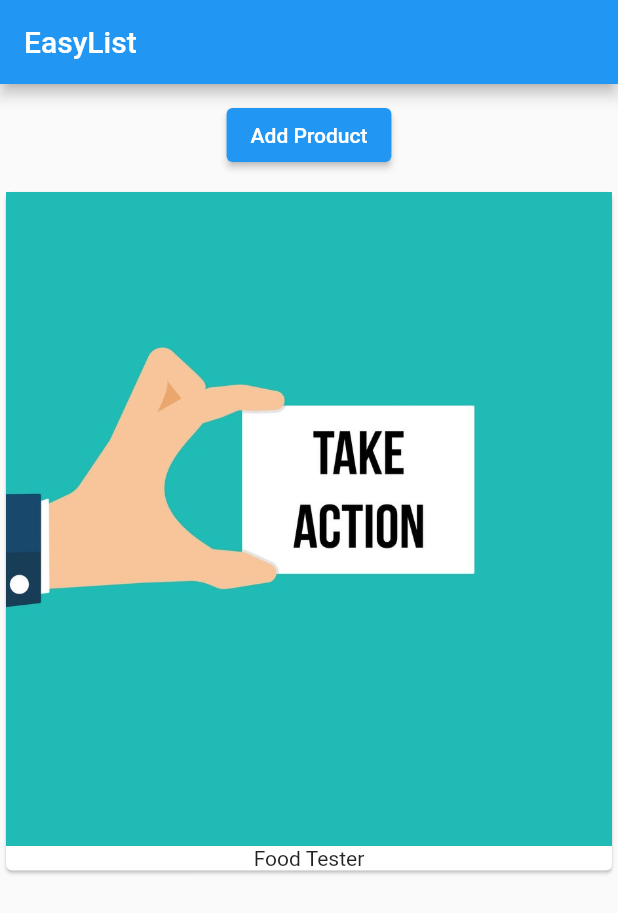
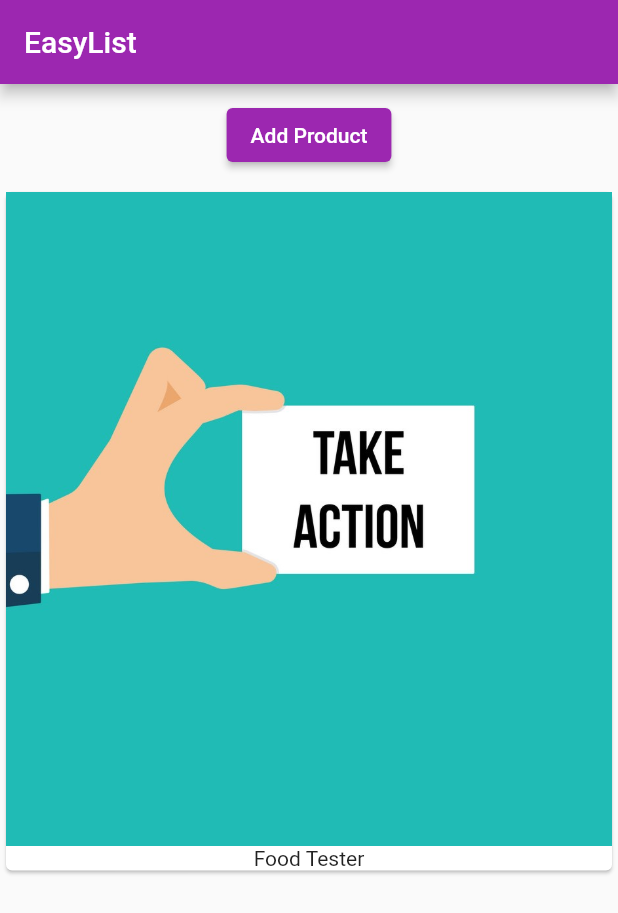
Before and after one commit to CleoCTech/_easylist-flutter-, a Flutter app: the screen it shows after launch, on a phone screen of 412 x 824 dp. Shown: the top 913 px of the screen. Run offline on Flutter 3.47's test engine with Material 2 defaults, Android fonts, the phone set to English and light mode, and no system bars.

Commit message:
refined code & structure

```diff
--- a/lib/main.dart
+++ b/lib/main.dart
@@ -5,14 +5,23 @@ void main() => runApp(MyApp());
 
 class MyApp extends StatelessWidget {
   const MyApp({Key? key}) : super(key: key);
+
+  final barColor = const Color(0xFF192A56);
+  final bgColor = const Color(0xFF2C3335);
+
   @override
   Widget build(BuildContext context) {
     return MaterialApp(
+      debugShowCheckedModeBanner: false,
+      theme: ThemeData(
+        brightness: Brightness.light,
+        primarySwatch: Colors.purple,
+      ),
       home: Scaffold(
           appBar: AppBar(
             title: const Text('EasyList'),
           ),
-          body: const ProductsManager()),
+          body: const ProductsManager(startingProduct: 'Food Tester',)),
     );
   }
 }
--- a/lib/products.dart
+++ b/lib/products.dart
@@ -3,7 +3,7 @@ import 'package:flutter/material.dart';
 class Products extends StatelessWidget {
 
   final List<String> products;
-  Products(this.products);
+  const Products({ Key? key, required this.products }) : super(key: key);
 
   @override
   Widget build(BuildContext context){
--- a/lib/products_manager.dart
+++ b/lib/products_manager.dart
@@ -2,14 +2,21 @@ import 'package:flutter/material.dart';
 import './products.dart';
 
 class ProductsManager extends StatefulWidget {
-  const ProductsManager({ Key? key }) : super(key: key);
+
+  final String startingProduct;
+  const ProductsManager({ Key? key, required this.startingProduct }) : super(key: key);
 
   @override
   _ProductsManagerState createState() => _ProductsManagerState();
 }
 
 class _ProductsManagerState extends State<ProductsManager> {
-  final List<String> _products = ['Food Tester'];
+  final List<String> _products = [];
+  @override
+  void initState() {
+    _products.add(widget.startingProduct);
+    super.initState();
+  }
   @override
   Widget build(BuildContext context) {
     return Column(children: [Container(
@@ -21,7 +28,7 @@ class _ProductsManagerState extends State<ProductsManager> {
             });
           }, child: const Text('Add Product')),
     ),
-    Products(_products)
+    Products(products: _products)
     ]);
   }
 }
```
